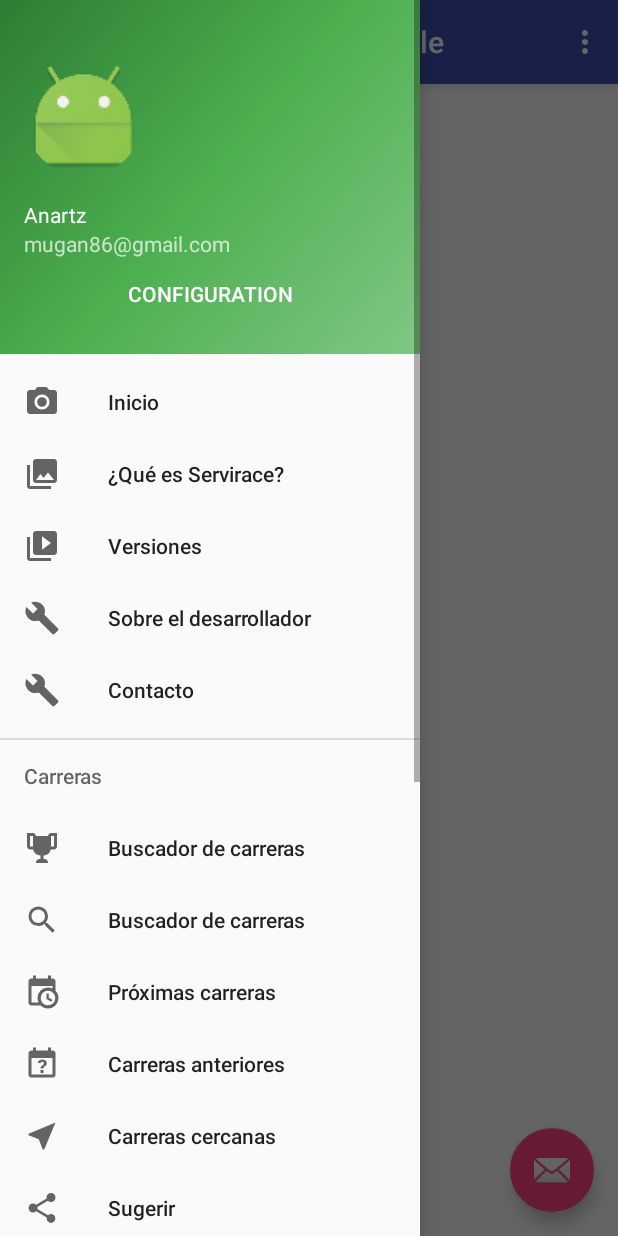
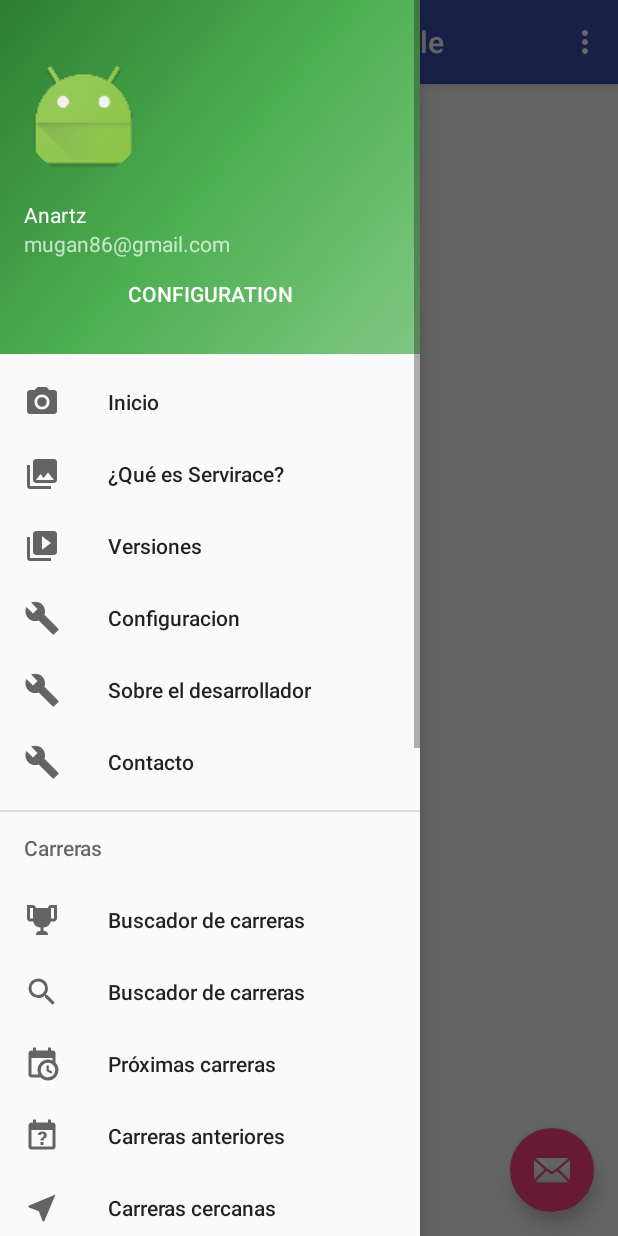
Before and after one commit to mugan86/navigation-menu-example, an Android app: the screen it shows after launch (MainActivity), with the side drawer open, on a phone screen of 412 x 824 dp. Run offline under Robolectric (Android 15) with nearby library versions, the phone set to English and light mode, and no system bars; our stand-ins replace Picasso; libraries missing offline, so code that uses them is left out: com.pkmmte.view; plain views replace CircularImageView; pictures from the network do not load; 2 statements that could not run were skipped.

Commit message:
Add new menu items

```diff
--- a/app/src/main/res/menu/activity_main_drawer.xml
+++ b/app/src/main/res/menu/activity_main_drawer.xml
@@ -14,6 +14,10 @@
             android:id="@+id/nav_versions"
             android:icon="@drawable/ic_menu_slideshow"
             android:title="Versiones" />
+        <item
+            android:id="@+id/nav_app_preferences"
+            android:icon="@drawable/ic_menu_manage"
+            android:title="Configuracion" />
         <item
             android:id="@+id/nav_about_author"
             android:icon="@drawable/ic_menu_manage"
@@ -48,7 +52,7 @@
                 android:title="Carreras cercanas" />
             <item
                 android:id="@+id/nav_suggest_races"
-                android:icon="@drawable/ic_menu_share"
+                android:icon="@drawable/ic_suggest"
                 android:title="Sugerir" />
         </menu>
     </item>
```
